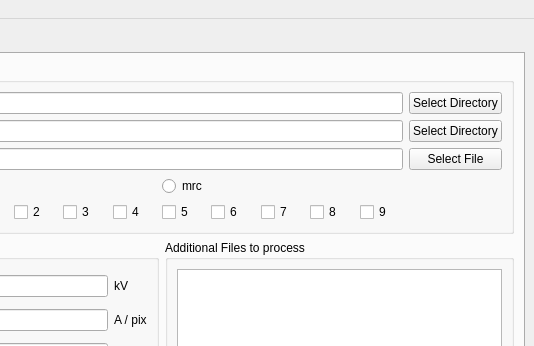
The window that mpiapp/gui.ui (ViggieSmalls/MPIApp) describes before a commit, drawn with Qt 5; both pictures show x 211 to 745 and y 0 to 346 of the 745 by 524 pixel window.
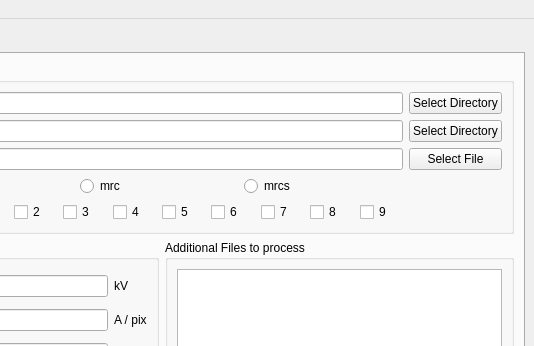
The same window after the commit.

The edit to the form file:
```diff
--- a/mpiapp/gui.ui
+++ b/mpiapp/gui.ui
@@ -110,6 +110,13 @@
                </property>
               </widget>
              </item>
+             <item>
+              <widget class="QRadioButton" name="radio_mrcs">
+               <property name="text">
+                <string>mrcs</string>
+               </property>
+              </widget>
+             </item>
             </layout>
            </item>
            <item row="4" column="1">
```
Left out of the diff: 5 changed lines with no effect on the pictures.
